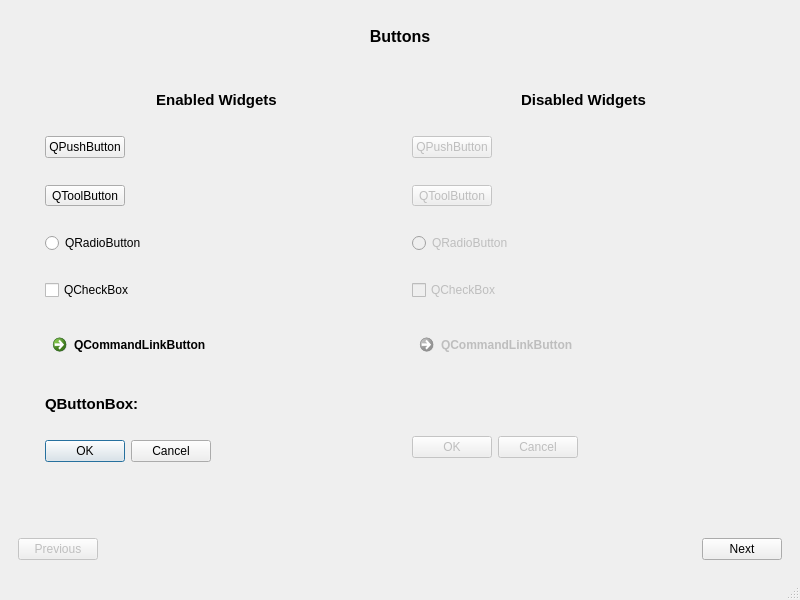
Above: src/mainwindow.ui from omailson/cutecase before the change. Below: the same form after it.
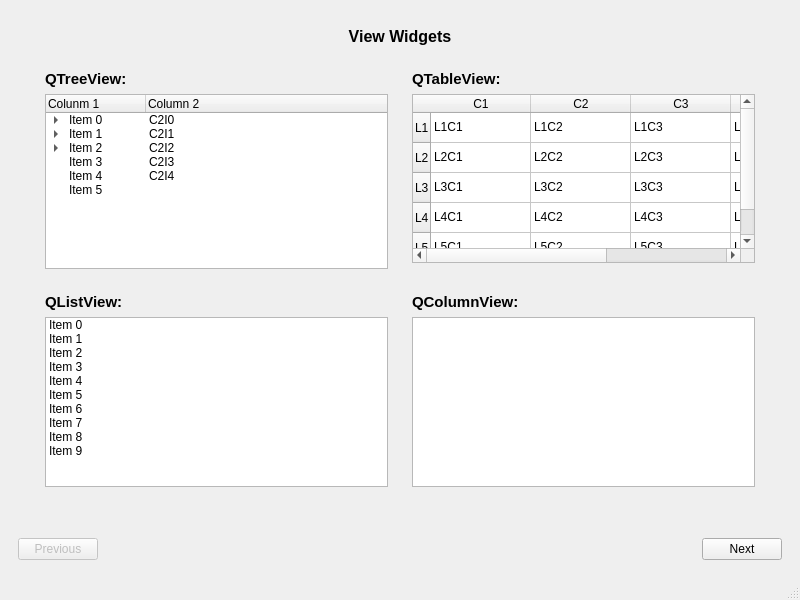
That is the form after the change. The open tabs and pages were chosen to show the change.

Commit message:
Adding the View Widgets.
BUT, its missing a model for the Column View since there is no item base widget that I could use.

```diff
--- a/src/mainwindow.ui
+++ b/src/mainwindow.ui
@@ -2462,6 +2462,477 @@
            </item>
           </layout>
          </widget>
+         <widget class="QWidget" name="page_20">
+          <layout class="QVBoxLayout" name="verticalLayout_63">
+           <item>
+            <widget class="QLabel" name="label_57">
+             <property name="sizePolicy">
+              <sizepolicy hsizetype="Preferred" vsizetype="Fixed">
+               <horstretch>0</horstretch>
+               <verstretch>0</verstretch>
+              </sizepolicy>
+             </property>
+             <property name="text">
+              <string>&lt;!DOCTYPE HTML PUBLIC &quot;-//W3C//DTD HTML 4.0//EN&quot; &quot;http://www.w3.org/TR/REC-html40/strict.dtd&quot;&gt;
+&lt;html&gt;&lt;head&gt;&lt;meta name=&quot;qrichtext&quot; content=&quot;1&quot; /&gt;&lt;style type=&quot;text/css&quot;&gt;
+p, li { white-space: pre-wrap; }
+&lt;/style&gt;&lt;/head&gt;&lt;body style=&quot; font-family:'Cantarell'; font-size:11pt; font-weight:400; font-style:normal;&quot;&gt;
+&lt;p style=&quot; margin-top:0px; margin-bottom:0px; margin-left:0px; margin-right:0px; -qt-block-indent:0; text-indent:0px;&quot;&gt;&lt;span style=&quot; font-size:12pt; font-weight:600;&quot;&gt;View Widgets&lt;/span&gt;&lt;/p&gt;&lt;/body&gt;&lt;/html&gt;</string>
+             </property>
+             <property name="alignment">
+              <set>Qt::AlignCenter</set>
+             </property>
+            </widget>
+           </item>
+           <item>
+            <widget class="QWidget" name="widget_58" native="true">
+             <layout class="QGridLayout" name="gridLayout_4">
+              <item row="0" column="1">
+               <widget class="QWidget" name="widget_60" native="true">
+                <layout class="QVBoxLayout" name="verticalLayout_65">
+                 <item>
+                  <widget class="QLabel" name="label_60">
+                   <property name="sizePolicy">
+                    <sizepolicy hsizetype="Preferred" vsizetype="Fixed">
+                     <horstretch>0</horstretch>
+                     <verstretch>0</verstretch>
+                    </sizepolicy>
+                   </property>
+                   <property name="text">
+                    <string>&lt;!DOCTYPE HTML PUBLIC &quot;-//W3C//DTD HTML 4.0//EN&quot; &quot;http://www.w3.org/TR/REC-html40/strict.dtd&quot;&gt;
+&lt;html&gt;&lt;head&gt;&lt;meta name=&quot;qrichtext&quot; content=&quot;1&quot; /&gt;&lt;style type=&quot;text/css&quot;&gt;
+p, li { white-space: pre-wrap; }
+&lt;/style&gt;&lt;/head&gt;&lt;body style=&quot; font-family:'Cantarell'; font-size:11pt; font-weight:400; font-style:normal;&quot;&gt;
+&lt;p style=&quot; margin-top:0px; margin-bottom:0px; margin-left:0px; margin-right:0px; -qt-block-indent:0; text-indent:0px;&quot;&gt;&lt;span style=&quot; font-weight:600;&quot;&gt;QTableView:&lt;/span&gt;&lt;/p&gt;&lt;/body&gt;&lt;/html&gt;</string>
+                   </property>
+                  </widget>
+                 </item>
+                 <item>
+                  <widget class="QTableWidget" name="tableWidget">
+                   <row>
+                    <property name="text">
+                     <string>L1</string>
+                    </property>
+                   </row>
+                   <row>
+                    <property name="text">
+                     <string>L2</string>
+                    </property>
+                   </row>
+                   <row>
+                    <property name="text">
+                     <string>L3</string>
+                    </property>
+                   </row>
+                   <row>
+                    <property name="text">
+                     <string>L4</string>
+                    </property>
+                   </row>
+                   <row>
+                    <property name="text">
+                     <string>L5</string>
+                    </property>
+                   </row>
+                   <column>
+                    <property name="text">
+                     <string>C1</string>
+                    </property>
+                   </column>
+                   <column>
+                    <property name="text">
+                     <string>C2</string>
+                    </property>
+                   </column>
+                   <column>
+                    <property name="text">
+                     <string>C3</string>
+                    </property>
+                   </column>
+                   <column>
+                    <property name="text">
+                     <string>C4</string>
+                    </property>
+                   </column>
+                   <column>
+                    <property name="text">
+                     <string>C5</string>
+                    </property>
+                   </column>
+                   <item row="0" column="0">
+                    <property name="text">
+                     <string>L1C1</string>
+                    </property>
+                   </item>
+                   <item row="0" column="1">
+                    <property name="text">
+                     <string>L1C2</string>
+                    </property>
+                   </item>
+                   <item row="0" column="2">
+                    <property name="text">
+                     <string>L1C3</string>
+                    </property>
+                   </item>
+                   <item row="0" column="3">
+                    <property name="text">
+                     <string>L1C4</string>
+                    </property>
+                   </item>
+                   <item row="0" column="4">
+                    <property name="text">
+                     <string>L1C5</string>
+                    </property>
+                   </item>
+                   <item row="1" column="0">
+                    <property name="text">
+                     <string>L2C1</string>
+                    </property>
+                   </item>
+                   <item row="1" column="1">
+                    <property name="text">
+                     <string>L2C2</string>
+                    </property>
+                   </item>
+                   <item row="1" column="2">
+                    <property name="text">
+                     <string>L2C3</string>
+                    </property>
+                   </item>
+                   <item row="1" column="3">
+                    <property name="text">
+                     <string>L2C4</string>
+                    </property>
+                   </item>
+                   <item row="1" column="4">
+                    <property name="text">
+                     <string>L2C5</string>
+                    </property>
+                   </item>
+                   <item row="2" column="0">
+                    <property name="text">
+                     <string>L3C1</string>
+                    </property>
+                   </item>
+                   <item row="2" column="1">
+                    <property name="text">
+                     <string>L3C2</string>
+                    </property>
+                   </item>
+                   <item row="2" column="2">
+                    <property name="text">
+                     <string>L3C3</string>
+                    </property>
+                   </item>
+                   <item row="2" column="3">
+                    <property name="text">
+                     <string>L3C4</string>
+                    </property>
+                   </item>
+                   <item row="2" column="4">
+                    <property name="text">
+                     <string>L3C5</string>
+                    </property>
+                   </item>
+                   <item row="3" column="0">
+                    <property name="text">
+                     <string>L4C1</string>
+                    </property>
+                   </item>
+                   <item row="3" column="1">
+                    <property name="text">
+                     <string>L4C2</string>
+                    </property>
+                   </item>
+                   <item row="3" column="2">
+                    <property name="text">
+                     <string>L4C3</string>
+                    </property>
+                   </item>
+                   <item row="3" column="3">
+                    <property name="text">
+                     <string>L4C4</string>
+                    </property>
+                   </item>
+                   <item row="3" column="4">
+                    <property name="text">
+                     <string>L4C5</string>
+                    </property>
+                   </item>
+                   <item row="4" column="0">
+                    <property name="text">
+                     <string>L5C1</string>
+                    </property>
+                   </item>
+                   <item row="4" column="1">
+                    <property name="text">
+                     <string>L5C2</string>
+                    </property>
+                   </item>
+                   <item row="4" column="2">
+                    <property name="text">
+                     <string>L5C3</string>
+                    </property>
+                   </item>
+                   <item row="4" column="3">
+                    <property name="text">
+                     <string>L5C4</string>
+                    </property>
+                   </item>
+                   <item row="4" column="4">
+                    <property name="text">
+                     <string>L5C5</string>
+                    </property>
+                   </item>
+                  </widget>
+                 </item>
+                </layout>
+               </widget>
+              </item>
+              <item row="2" column="0">
+               <widget class="QWidget" name="widget_61" native="true">
+                <layout class="QVBoxLayout" name="verticalLayout_66">
+                 <item>
+                  <widget class="QLabel" name="label_59">
+                   <property name="sizePolicy">
+                    <sizepolicy hsizetype="Preferred" vsizetype="Fixed">
+                     <horstretch>0</horstretch>
+                     <verstretch>0</verstretch>
+                    </sizepolicy>
+                   </property>
+                   <property name="text">
+                    <string>&lt;!DOCTYPE HTML PUBLIC &quot;-//W3C//DTD HTML 4.0//EN&quot; &quot;http://www.w3.org/TR/REC-html40/strict.dtd&quot;&gt;
+&lt;html&gt;&lt;head&gt;&lt;meta name=&quot;qrichtext&quot; content=&quot;1&quot; /&gt;&lt;style type=&quot;text/css&quot;&gt;
+p, li { white-space: pre-wrap; }
+&lt;/style&gt;&lt;/head&gt;&lt;body style=&quot; font-family:'Cantarell'; font-size:11pt; font-weight:400; font-style:normal;&quot;&gt;
+&lt;p style=&quot; margin-top:0px; margin-bottom:0px; margin-left:0px; margin-right:0px; -qt-block-indent:0; text-indent:0px;&quot;&gt;&lt;span style=&quot; font-weight:600;&quot;&gt;QListView:&lt;/span&gt;&lt;/p&gt;&lt;/body&gt;&lt;/html&gt;</string>
+                   </property>
+                  </widget>
+                 </item>
+                 <item>
+                  <widget class="QListWidget" name="listWidget">
+                   <item>
+                    <property name="text">
+                     <string>Item 0</string>
+                    </property>
+                   </item>
+                   <item>
+                    <property name="text">
+                     <string>Item 1</string>
+                    </property>
+                   </item>
+                   <item>
+                    <property name="text">
+                     <string>Item 2</string>
+                    </property>
+                   </item>
+                   <item>
+                    <property name="text">
+                     <string>Item 3</string>
+                    </property>
+                   </item>
+                   <item>
+                    <property name="text">
+                     <string>Item 4</string>
+                    </property>
+                   </item>
+                   <item>
+                    <property name="text">
+                     <string>Item 5</string>
+                    </property>
+                   </item>
+                   <item>
+                    <property name="text">
+                     <string>Item 6</string>
+                    </property>
+                   </item>
+                   <item>
+                    <property name="text">
+                     <string>Item 7</string>
+                    </property>
+                   </item>
+                   <item>
+                    <property name="text">
+                     <string>Item 8</string>
+                    </property>
+                   </item>
+                   <item>
+                    <property name="text">
+                     <string>Item 9</string>
+                    </property>
+                   </item>
+                  </widget>
+                 </item>
+                </layout>
+               </widget>
+              </item>
+              <item row="2" column="1">
+               <widget class="QWidget" name="widget_62" native="true">
+                <layout class="QVBoxLayout" name="verticalLayout_64">
+                 <item>
+                  <widget class="QLabel" name="label_61">
+                   <property name="sizePolicy">
+                    <sizepolicy hsizetype="Preferred" vsizetype="Fixed">
+                     <horstretch>0</horstretch>
+                     <verstretch>0</verstretch>
+                    </sizepolicy>
+                   </property>
+                   <property name="text">
+                    <string>&lt;!DOCTYPE HTML PUBLIC &quot;-//W3C//DTD HTML 4.0//EN&quot; &quot;http://www.w3.org/TR/REC-html40/strict.dtd&quot;&gt;
+&lt;html&gt;&lt;head&gt;&lt;meta name=&quot;qrichtext&quot; content=&quot;1&quot; /&gt;&lt;style type=&quot;text/css&quot;&gt;
+p, li { white-space: pre-wrap; }
+&lt;/style&gt;&lt;/head&gt;&lt;body style=&quot; font-family:'Cantarell'; font-size:11pt; font-weight:400; font-style:normal;&quot;&gt;
+&lt;p style=&quot; margin-top:0px; margin-bottom:0px; margin-left:0px; margin-right:0px; -qt-block-indent:0; text-indent:0px;&quot;&gt;&lt;span style=&quot; font-weight:600;&quot;&gt;QColumnView:&lt;/span&gt;&lt;/p&gt;&lt;/body&gt;&lt;/html&gt;</string>
+                   </property>
+                  </widget>
+                 </item>
+                 <item>
+                  <widget class="QColumnView" name="columnView"/>
+                 </item>
+                </layout>
+               </widget>
+              </item>
+              <item row="0" column="0" rowspan="2">
+               <widget class="QWidget" name="widget_59" native="true">
+                <layout class="QVBoxLayout" name="verticalLayout_67">
+                 <item>
+                  <widget class="QLabel" name="label_58">
+                   <property name="sizePolicy">
+                    <sizepolicy hsizetype="Preferred" vsizetype="Fixed">
+                     <horstretch>0</horstretch>
+                     <verstretch>0</verstretch>
+                    </sizepolicy>
+                   </property>
+                   <property name="text">
+                    <string>&lt;!DOCTYPE HTML PUBLIC &quot;-//W3C//DTD HTML 4.0//EN&quot; &quot;http://www.w3.org/TR/REC-html40/strict.dtd&quot;&gt;
+&lt;html&gt;&lt;head&gt;&lt;meta name=&quot;qrichtext&quot; content=&quot;1&quot; /&gt;&lt;style type=&quot;text/css&quot;&gt;
+p, li { white-space: pre-wrap; }
+&lt;/style&gt;&lt;/head&gt;&lt;body style=&quot; font-family:'Cantarell'; font-size:11pt; font-weight:400; font-style:normal;&quot;&gt;
+&lt;p style=&quot; margin-top:0px; margin-bottom:0px; margin-left:0px; margin-right:0px; -qt-block-indent:0; text-indent:0px;&quot;&gt;&lt;span style=&quot; font-weight:600;&quot;&gt;QTreeView:&lt;/span&gt;&lt;/p&gt;&lt;/body&gt;&lt;/html&gt;</string>
+                   </property>
+                  </widget>
+                 </item>
+                 <item>
+                  <widget class="QTreeWidget" name="treeWidget">
+                   <property name="sizePolicy">
+                    <sizepolicy hsizetype="Expanding" vsizetype="Expanding">
+                     <horstretch>0</horstretch>
+                     <verstretch>0</verstretch>
+                    </sizepolicy>
+                   </property>
+                   <column>
+                    <property name="text">
+                     <string>Colunm 1</string>
+                    </property>
+                   </column>
+                   <column>
+                    <property name="text">
+                     <string>Column 2</string>
+                    </property>
+                   </column>
+                   <item>
+                    <property name="text">
+                     <string>Item 0</string>
+                    </property>
+                    <property name="text">
+                     <string>C2I0</string>
+                    </property>
+                    <item>
+                     <property name="text">
+                      <string>Subitem 0</string>
+                     </property>
+                     <property name="text">
+                      <string>C2I0S0</string>
+                     </property>
+                     <item>
+                      <property name="text">
+                       <string>0</string>
+                      </property>
+                      <property name="text">
+                       <string>C2I0S00</string>
+                      </property>
+                     </item>
+                    </item>
+                    <item>
+                     <property name="text">
+                      <string>Subitem 1</string>
+                     </property>
+                     <property name="text">
+                      <string>C2I0S1</string>
+                     </property>
+                     <item>
+                      <property name="text">
+                       <string>1</string>
+                      </property>
+                      <property name="text">
+                       <string>C2I0S11</string>
+                      </property>
+                     </item>
+                    </item>
+                   </item>
+                   <item>
+                    <property name="text">
+                     <string>Item 1</string>
+                    </property>
+                    <property name="text">
+                     <string>C2I1</string>
+                    </property>
+                    <item>
+                     <property name="text">
+                      <string>Subitem 0</string>
+                     </property>
+                     <property name="text">
+                      <string>C2I1S0</string>
+                     </property>
+                    </item>
+                   </item>
+                   <item>
+                    <property name="text">
+                     <string>Item 2</string>
+                    </property>
+                    <property name="text">
+                     <string>C2I2</string>
+                    </property>
+                    <item>
+                     <property name="text">
+                      <string>Subitem 0</string>
+                     </property>
+                     <property name="text">
+                      <string>C2I2S0</string>
+                     </property>
+                    </item>
+                   </item>
+                   <item>
+                    <property name="text">
+                     <string>Item 3</string>
+                    </property>
+                    <property name="text">
+                     <string>C2I3</string>
+                    </property>
+                   </item>
+                   <item>
+                    <property name="text">
+                     <string>Item 4</string>
+                    </property>
+                    <property name="text">
+                     <string>C2I4</string>
+                    </property>
+                   </item>
+                   <item>
+                    <property name="text">
+                     <string>Item 5</string>
+                    </property>
+                   </item>
+                  </widget>
+                 </item>
+                </layout>
+               </widget>
+              </item>
+             </layout>
+            </widget>
+           </item>
+          </layout>
+         </widget>
         </widget>
        </item>
       </layout>
```
